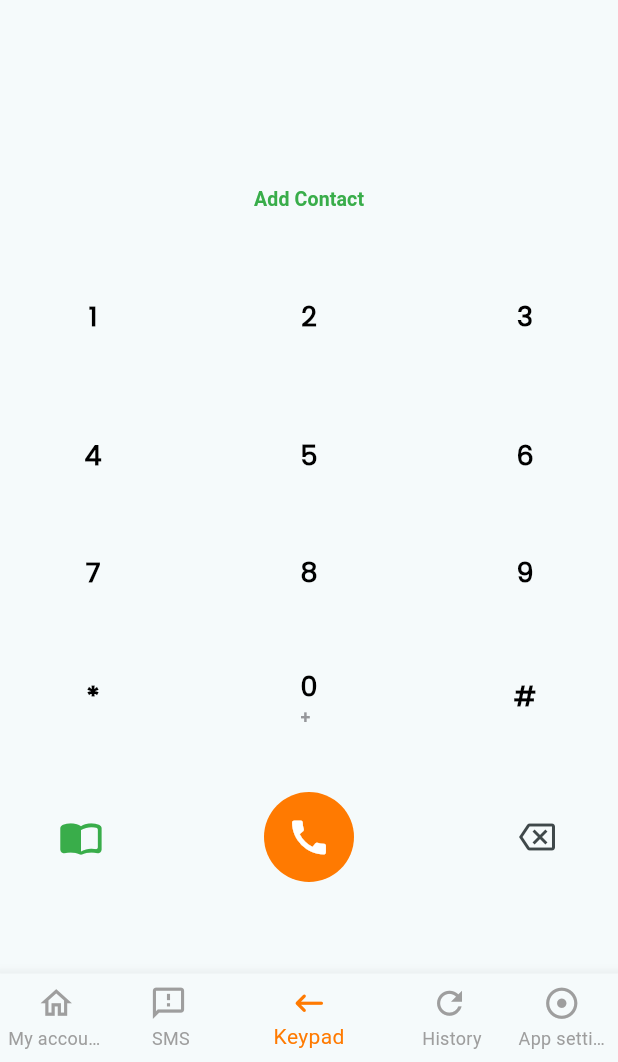
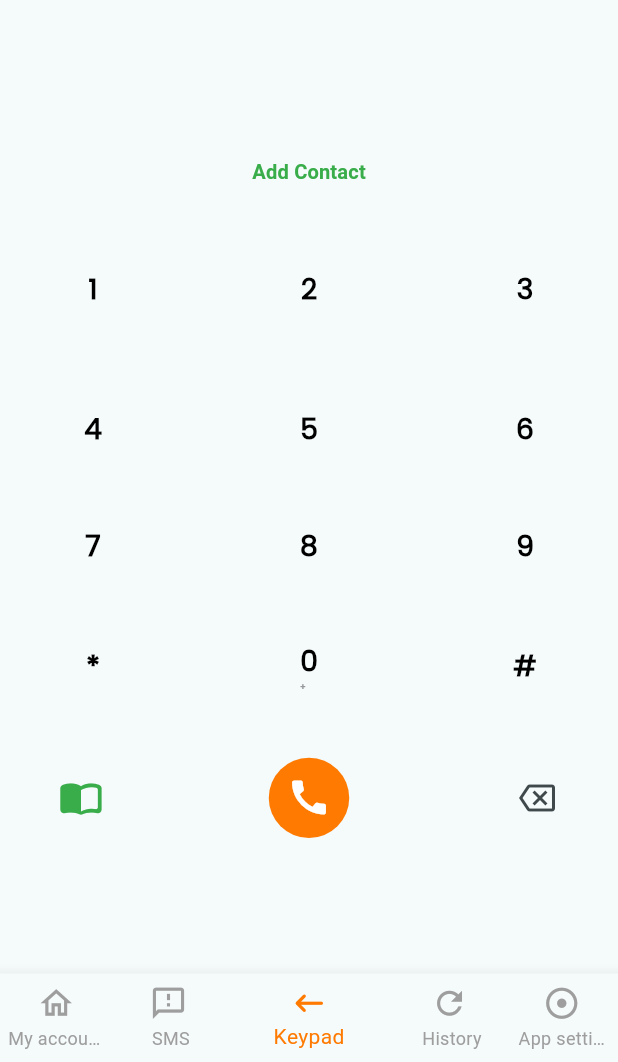
Before and after one commit to turklala0315/global, a Flutter app: the screen it shows after launch, item 3 of the bottom bar chosen, after a tap on "Add Contact", on a phone screen of 412 x 824 dp, the part 174-1236 px from its top. Run offline on Flutter 3.47's test engine with Material 3 defaults, Android fonts, the phone set to English and light mode, and no system bars; our stand-ins replace flutter_contacts, flutter_screenutil.

Commit message:
contact screen is done

```diff
--- /dev/null
+++ b/global/devtools_options.yaml
@@ -0,0 +1,3 @@
+description: This file stores settings for Dart & Flutter DevTools.
+documentation: https://docs.flutter.dev/tools/devtools/extensions#configure-extension-enablement-states
+extensions:
--- a/global/lib/core/constant/text_style/text_style.dart
+++ b/global/lib/core/constant/text_style/text_style.dart
@@ -1,4 +1,5 @@
 import 'package:flutter/material.dart';
+import 'package:flutter_screenutil/flutter_screenutil.dart';
 
 ///***********************************    Small    (10 to 20)         ********************************************************************** */
 
@@ -38,8 +39,8 @@ const style26 = TextStyle(
     color: Colors.black,
     fontFamily: 'semibold',
     fontWeight: FontWeight.w700);
-const style18regular = TextStyle(
-    fontSize: 18,
+TextStyle style18regular = TextStyle(
+    fontSize: 35.sp,
     color: Colors.black,
     fontFamily: 'regular',
     fontWeight: FontWeight.w700);
@@ -58,9 +59,9 @@ const style16B =
     TextStyle(fontSize: 16, color: Colors.black, fontWeight: FontWeight.bold);
 const style14B =
     TextStyle(fontSize: 14, color: Colors.white, fontWeight: FontWeight.bold);
-const style14Brown = TextStyle(
-    fontSize: 12, color: Color(0xff96979B), fontWeight: FontWeight.bold);
+TextStyle style14Brown = TextStyle(
+    fontSize: 12.sp, color: Color(0xff96979B), fontWeight: FontWeight.bold);
 const style12b =
     TextStyle(fontSize: 12, color: Colors.black, fontWeight: FontWeight.bold);
-const style12bgreen = TextStyle(
-    fontSize: 13, color: Color(0xff39ad4a), fontWeight: FontWeight.bold);
+TextStyle style12bgreen = TextStyle(
+    fontSize: 25.sp, color: Color(0xff39ad4a), fontWeight: FontWeight.bold);
--- a/global/lib/main.dart
+++ b/global/lib/main.dart
@@ -1,7 +1,7 @@
 import 'package:flutter/material.dart';
 import 'package:global/core/providers/bottom_bar/bottom_bar.dart';
 import 'package:global/ui/screens/root_screen/root_screen.dart';
-
+import 'package:flutter_screenutil/flutter_screenutil.dart';
 import 'package:provider/provider.dart';
 
 void main() {
@@ -14,7 +14,11 @@ class MyApp extends StatelessWidget {
   // This widget is the root of your application.
   @override
   Widget build(BuildContext context) {
-    return MultiProvider(
+    return ScreenUtilInit(
+      designSize: const Size(768, 1366),
+      minTextAdapt: true,
+      splitScreenMode: true,
+      child: MultiProvider(
         providers: [
           ChangeNotifierProvider(create: (_) => BottomBarProvider()),
           // ChangeNotifierProvider(create: (_) => DialerProvider())
@@ -27,6 +31,7 @@ class MyApp extends StatelessWidget {
               useMaterial3: true,
             ),
             home: const RootScreen()),
+      ),
     );
   }
 }
--- a/global/lib/ui/screens/contact_screen/contact_screen.dart
+++ b/global/lib/ui/screens/contact_screen/contact_screen.dart
@@ -1,9 +1,9 @@
 import 'dart:typed_data';
 import 'package:flutter/material.dart';
 import 'package:flutter_contacts/flutter_contacts.dart';
+import 'package:flutter_screenutil/flutter_screenutil.dart';
 import 'package:global/core/constant/color/colors.dart';
 import 'package:global/core/constant/string/string.dart';
-import 'package:url_launcher/url_launcher.dart';
 
 class ContactScreen extends StatefulWidget {
   const ContactScreen({super.key});
@@ -36,15 +36,6 @@ class _ContactScreenState extends State<ContactScreen> {
     }
   }
 
-  void _makePhoneCall(String phoneNumber) async {
-    final Uri uri = Uri(scheme: 'tel', path: phoneNumber);
-    if (await canLaunchUrl(uri)) {
-      await launchUrl(uri);
-    } else {
-      // debugPrint("Could not launch $uri");
-    }
-  }
-
   @override
   Widget build(BuildContext context) {
     return Scaffold(
@@ -58,15 +49,15 @@ class _ContactScreenState extends State<ContactScreen> {
                 scale: 2,
               )
             ]),
-            const SizedBox(height: 10),
-            const Align(
+            SizedBox(height: 10.h),
+            Align(
               alignment: Alignment.centerLeft,
               child: Text(
                 'Contacts',
-                style: TextStyle(fontSize: 24, fontWeight: FontWeight.bold),
+                style: TextStyle(fontSize: 45.sp, fontWeight: FontWeight.bold),
               ),
             ),
-            const SizedBox(height: 10),
+            SizedBox(height: 10.h),
             contacts == null || contacts!.isEmpty
                 ? const Center(
                     child: CircularProgressIndicator(color: mainorange),
@@ -91,7 +82,8 @@ class _ContactScreenState extends State<ContactScreen> {
                           title: Text(contacts![index].displayName),
                           subtitle: Text(number),
                           onTap: () async {
-                            _makePhoneCall("+1234567890");
+                            Navigator.pop(context,
+                                contacts![index].phones.first.normalizedNumber);
                           },
                         );
                       },
--- a/global/lib/ui/screens/keypad/keypad.dart
+++ b/global/lib/ui/screens/keypad/keypad.dart
@@ -3,6 +3,7 @@ import 'package:global/core/constant/color/colors.dart';
 import 'package:global/core/constant/string/string.dart';
 import 'package:global/core/constant/text_style/text_style.dart';
 import 'package:global/ui/screens/contact_screen/contact_screen.dart';
+import 'package:flutter_screenutil/flutter_screenutil.dart';
 
 class Keypad extends StatefulWidget {
   const Keypad({super.key});
@@ -30,46 +31,27 @@ class _KeypadState extends State<Keypad> {
             ),
           ),
           //
-          const SizedBox(height: 30),
-          //
-          //
-          //
-          //text field start....
-          //
-          //
+          SizedBox(height: 30.h),
+
           Text(
             display,
-
-            style: const TextStyle(
-              fontSize: 20,
+            style: TextStyle(
+              fontSize: 30.sp,
               color: Colors.black,
               fontWeight: FontWeight.bold,
             ),
             overflow: TextOverflow.ellipsis, // Prevents overflow
             maxLines: 1,
           ),
-          //
-          // text field end
-          //
-          //
-          //
-          //text button start
-          //
+
           TextButton(
             onPressed: () {},
-            child: const Text(
+            child: Text(
               'Add Contact',
               style: style12bgreen,
             ),
           ),
-          //
 
-          //
-          //text buttton end
-          //
-          //
-          //
-          // keypad buttons starts
           Padding(
             padding: const EdgeInsets.symmetric(vertical: 30, horizontal: 30),
             child: Row(
@@ -83,7 +65,7 @@ class _KeypadState extends State<Keypad> {
                         });
                       }
                     },
-                    child: const Text(
+                    child: Text(
                       '1',
                       style: style18regular,
                     )),
@@ -95,7 +77,7 @@ class _KeypadState extends State<Keypad> {
                         });
                       }
                     },
-                    child: const Text(
+                    child: Text(
                       '2',
                       style: style18regular,
                     )),
@@ -107,7 +89,7 @@ class _KeypadState extends State<Keypad> {
                         });
                       }
                     },
-                    child: const Text(
+                    child: Text(
                       '3',
                       style: style18regular,
                     ))
@@ -127,7 +109,7 @@ class _KeypadState extends State<Keypad> {
                         });
                       }
                     },
-                    child: const Text(
+                    child: Text(
                       '4',
                       style: style18regular,
                     )),
@@ -139,7 +121,7 @@ class _KeypadState extends State<Keypad> {
                         });
                       }
                     },
-                    child: const Text(
+                    child: Text(
                       '5',
                       style: style18regular,
                     )),
@@ -151,7 +133,7 @@ class _KeypadState extends State<Keypad> {
                         });
                       }
                     },
-                    child: const Text(
+                    child: Text(
                       '6',
                       style: style18regular,
                     ))
@@ -171,7 +153,7 @@ class _KeypadState extends State<Keypad> {
                         });
                       }
                     },
-                    child: const Text(
+                    child: Text(
                       '7',
                       style: style18regular,
                     )),
@@ -183,7 +165,7 @@ class _KeypadState extends State<Keypad> {
                         });
                       }
                     },
-                    child: const Text(
+                    child: Text(
                       '8',
                       style: style18regular,
                     )),
@@ -195,7 +177,7 @@ class _KeypadState extends State<Keypad> {
                         });
                       }
                     },
-                    child: const Text(
+                    child: Text(
                       '9',
                       style: style18regular,
                     ))
@@ -215,7 +197,7 @@ class _KeypadState extends State<Keypad> {
                         });
                       }
                     },
-                    child: const Text(
+                    child: Text(
                       '*',
                       style: style18regular,
                     )),
@@ -235,7 +217,7 @@ class _KeypadState extends State<Keypad> {
                     }
                   },
                   child: RichText(
-                    text: const TextSpan(
+                    text: TextSpan(
                         text: '0\n',
                         style: style18regular,
                         children: [TextSpan(text: '+', style: style14Brown)]),
@@ -249,19 +231,14 @@ class _KeypadState extends State<Keypad> {
                         });
                       }
                     },
-                    child: const Text(
+                    child: Text(
                       '#',
                       style: style18regular,
                     ))
               ],
             ),
           ),
-          //
-          //
-          //keypad button end
-          //
-          //
-          //cantact icon start
+
           Padding(
             padding: const EdgeInsets.symmetric(vertical: 20, horizontal: 30),
             child: Row(
@@ -271,42 +248,33 @@ class _KeypadState extends State<Keypad> {
                     onPressed: () async {
                       // bool permission =
                       //     await FlutterNativeContactPicker.requestPermission();
-                      Navigator.push(
+                      String selectedContact = await Navigator.push(
                           context,
                           MaterialPageRoute(
                               builder: (context) => const ContactScreen()));
+                      setState(() {
+                        display = selectedContact;
+                      });
                     },
                     icon: const Icon(
                       Icons.import_contacts_rounded,
                       size: 30,
                       color: green,
                     )),
-                //
-                //
-                //contact icon end
-                //
-                //
-                // call icon button start
-                //
-                //
+
                 InkWell(
                   onTap: () {},
-                  child: const CircleAvatar(
-                    radius: 30,
+                  child: CircleAvatar(
+                    radius: 50.r,
                     backgroundColor: mainorange,
-                    child: Icon(
+                    child: const Icon(
                       Icons.call,
                       size: 30,
                       color: Colors.white,
                     ),
                   ),
                 ),
-                //
-                ///
-                /// call icon button end
-                /// //
-                /// //
-                /// backspace icon button start
+
                 IconButton(
                     onPressed: () {
                       if (display.isNotEmpty) {
--- a/global/lib/ui/screens/root_screen/root_screen.dart
+++ b/global/lib/ui/screens/root_screen/root_screen.dart
@@ -59,7 +59,7 @@ class RootScreen extends StatelessWidget {
             label: " History",
           ),
           BottomNavigationBarItem(
-            icon: Icon(Icons.adjust_rounded),
+            icon: Icon(Icons.adjust_sharp),
             label: " App settings",
           ),
         ],
```
Also changed, not shown: global/pubspec.yaml (+2 -95 lines), 4 other files. Lines whose indentation alone changed are shown as unchanged.
